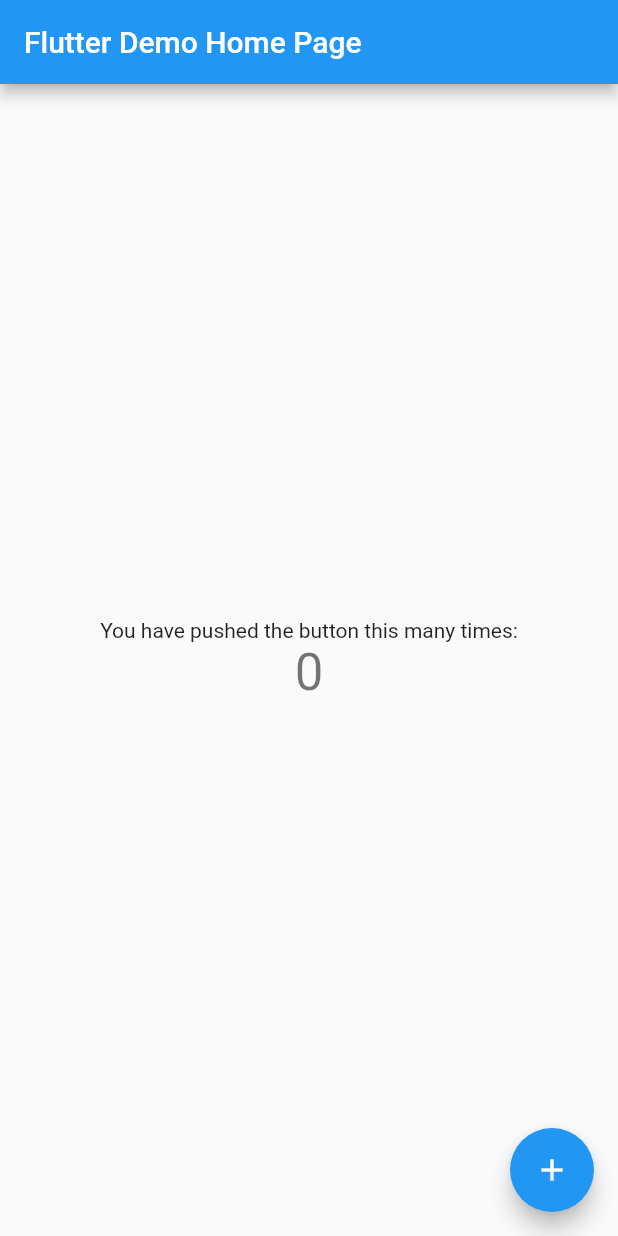
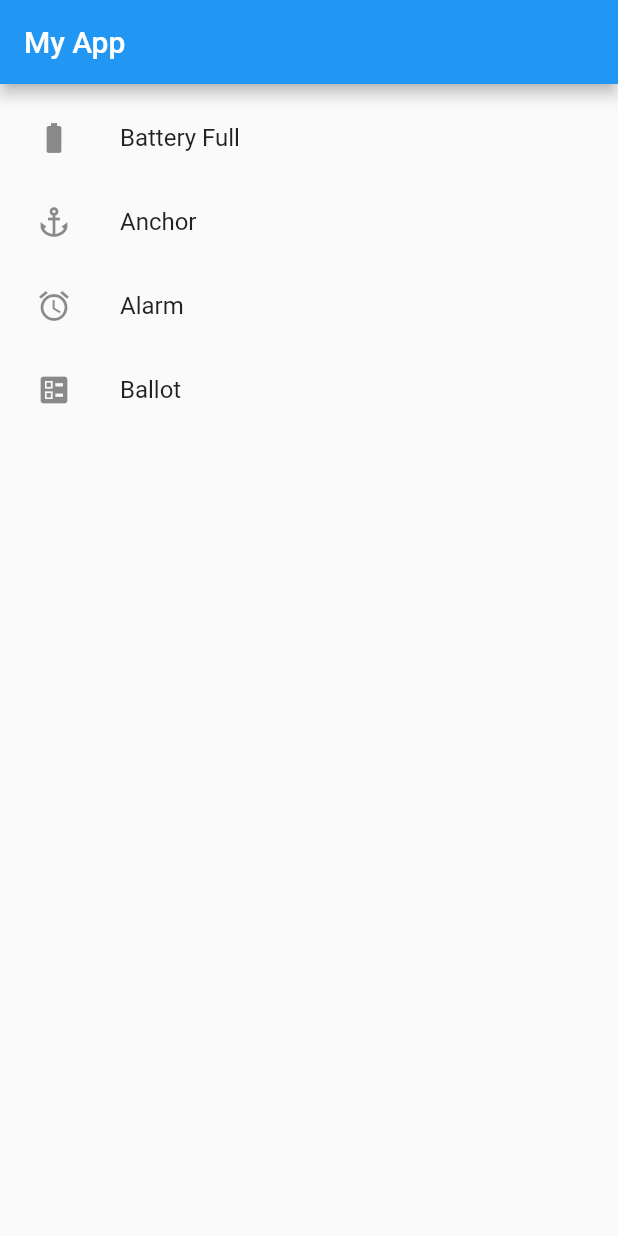
Before and after one commit to ShahedMohammadHridoy/flutter-listview, a Flutter app: the screen it shows after launch, on a phone screen of 412 x 824 dp. Run offline on Flutter 3.47's test engine with Material 2 defaults, Android fonts, the phone set to English and light mode, and no system bars.

Commit message:
list view

```diff
--- a/lib/main.dart
+++ b/lib/main.dart
@@ -5,7 +5,7 @@ void main() {
 }
 
 class MyApp extends StatelessWidget {
-  const MyApp({super.key});
+  const MyApp({Key? key}) : super(key: key);
 
   // This widget is the root of your application.
   @override
@@ -13,103 +13,44 @@ class MyApp extends StatelessWidget {
     return MaterialApp(
       title: 'Flutter Demo',
       theme: ThemeData(
-        // This is the theme of your application.
-        //
-        // Try running your application with "flutter run". You'll see the
-        // application has a blue toolbar. Then, without quitting the app, try
-        // changing the primarySwatch below to Colors.green and then invoke
-        // "hot reload" (press "r" in the console where you ran "flutter run",
-        // or simply save your changes to "hot reload" in a Flutter IDE).
-        // Notice that the counter didn't reset back to zero; the application
-        // is not restarted.
         primarySwatch: Colors.blue,
+        visualDensity: VisualDensity.adaptivePlatformDensity,
       ),
-      home: const MyHomePage(title: 'Flutter Demo Home Page'),
+      home: Scaffold(
+        appBar: AppBar(
+          title: Text('My App'),
+        ),
+        body: ListViewHome(),
+      ),
     );
   }
 }
 
-class MyHomePage extends StatefulWidget {
-  const MyHomePage({super.key, required this.title});
-
-  // This widget is the home page of your application. It is stateful, meaning
-  // that it has a State object (defined below) that contains fields that affect
-  // how it looks.
-
-  // This class is the configuration for the state. It holds the values (in this
-  // case the title) provided by the parent (in this case the App widget) and
-  // used by the build method of the State. Fields in a Widget subclass are
-  // always marked "final".
-
-  final String title;
-
-  @override
-  State<MyHomePage> createState() => _MyHomePageState();
-}
-
-class _MyHomePageState extends State<MyHomePage> {
-  int _counter = 0;
-
-  void _incrementCounter() {
-    setState(() {
-      // This call to setState tells the Flutter framework that something has
-      // changed in this State, which causes it to rerun the build method below
-      // so that the display can reflect the updated values. If we changed
-      // _counter without calling setState(), then the build method would not be
-      // called again, and so nothing would appear to happen.
-      _counter++;
-    });
-  }
+class ListViewHome extends StatelessWidget {
+  const ListViewHome({Key? key}) : super(key: key);
 
   @override
   Widget build(BuildContext context) {
-    // This method is rerun every time setState is called, for instance as done
-    // by the _incrementCounter method above.
-    //
-    // The Flutter framework has been optimized to make rerunning build methods
-    // fast, so that you can just rebuild anything that needs updating rather
-    // than having to individually change instances of widgets.
-    return Scaffold(
-      appBar: AppBar(
-        // Here we take the value from the MyHomePage object that was created by
-        // the App.build method, and use it to set our appbar title.
-        title: Text(widget.title),
-      ),
-      body: Center(
-        // Center is a layout widget. It takes a single child and positions it
-        // in the middle of the parent.
-        child: Column(
-          // Column is also a layout widget. It takes a list of children and
-          // arranges them vertically. By default, it sizes itself to fit its
-          // children horizontally, and tries to be as tall as its parent.
-          //
-          // Invoke "debug painting" (press "p" in the console, choose the
-          // "Toggle Debug Paint" action from the Flutter Inspector in Android
-          // Studio, or the "Toggle Debug Paint" command in Visual Studio Code)
-          // to see the wireframe for each widget.
-          //
-          // Column has various properties to control how it sizes itself and
-          // how it positions its children. Here we use mainAxisAlignment to
-          // center the children vertically; the main axis here is the vertical
-          // axis because Columns are vertical (the cross axis would be
-          // horizontal).
-          mainAxisAlignment: MainAxisAlignment.center,
-          children: <Widget>[
-            const Text(
-              'You have pushed the button this many times:',
-            ),
-            Text(
-              '$_counter',
-              style: Theme.of(context).textTheme.headlineMedium,
-            ),
-          ],
+    return ListView(
+      padding: const EdgeInsets.all(8),
+      children: const <Widget>[
+        ListTile(
+          title: Text("Battery Full"),
+          leading: Icon(Icons.battery_full),
         ),
-      ),
-      floatingActionButton: FloatingActionButton(
-        onPressed: _incrementCounter,
-        tooltip: 'Increment',
-        child: const Icon(Icons.add),
-      ), // This trailing comma makes auto-formatting nicer for build methods.
+        ListTile(
+          title: Text("Anchor"),
+          leading: Icon(Icons.anchor),
+        ),
+        ListTile(
+          title: Text("Alarm"),
+          leading: Icon(Icons.access_alarm),
+        ),
+        ListTile(
+          title: Text("Ballot"),
+          leading: Icon(Icons.ballot),
+        )
+      ],
     );
   }
 }
```
